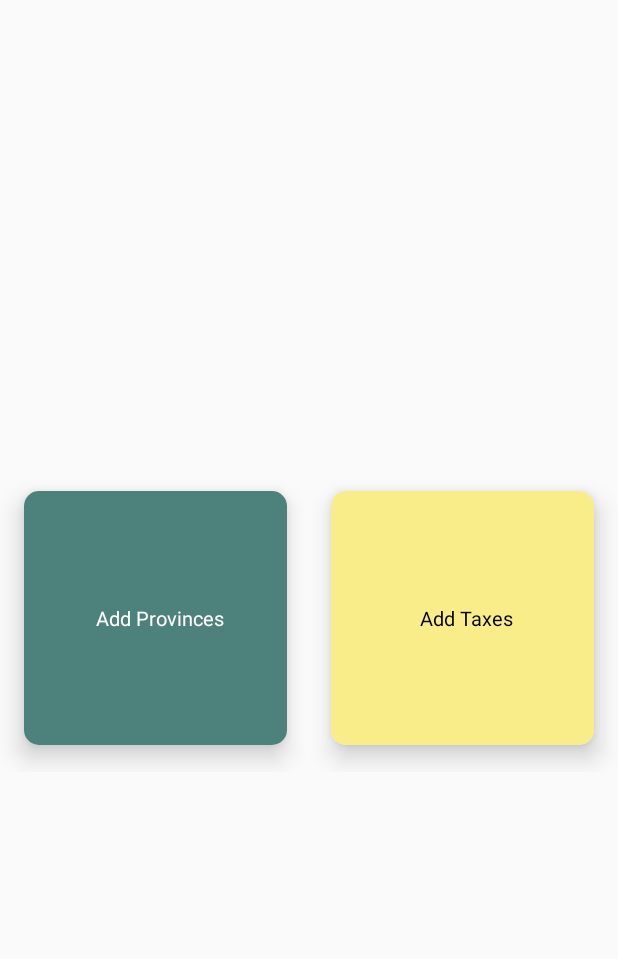
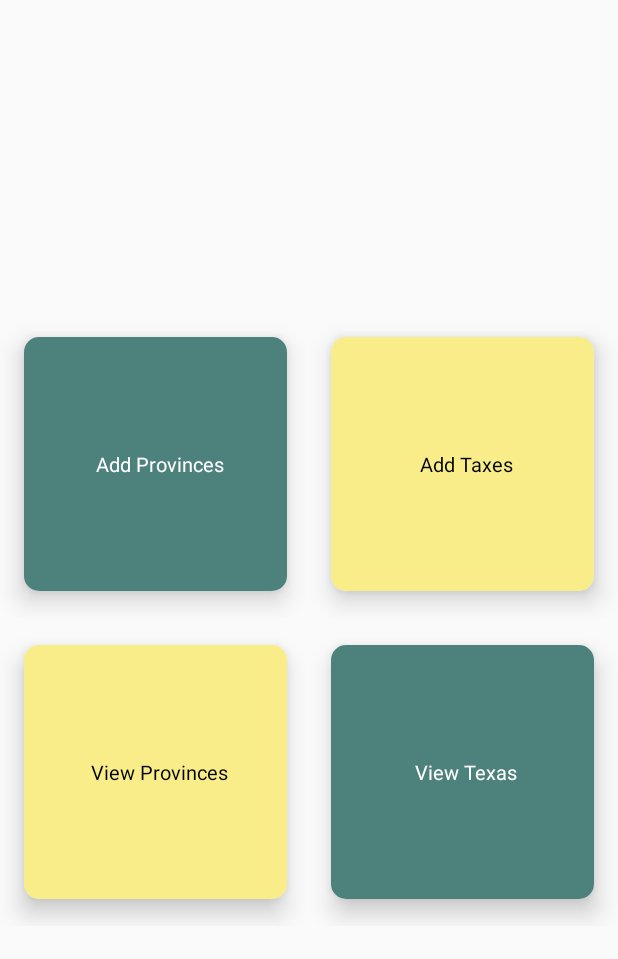
Before and after one commit to RathanSreeramoju/Pay-Tracker, an Android app: the layout activity_admin_dashboard.xml on its own in the app's theme, with its tools: preview values and no code run, on a phone screen of 412 x 824 dp. Shown: the top 959 px of the screen. Run offline under Robolectric (Android 15) with nearby library versions, the phone set to English and light mode, and no system bars.

Commit message:
AdminDashBoardLayoutadded

```diff
--- a/app/src/main/res/layout/activity_admin_dashboard.xml
+++ b/app/src/main/res/layout/activity_admin_dashboard.xml
@@ -81,4 +81,77 @@
     </LinearLayout>
 
 
+    <LinearLayout
+        android:layout_width="match_parent"
+        android:layout_height="wrap_content"
+        android:orientation="horizontal">
+
+        <androidx.cardview.widget.CardView
+            xmlns:android="http://schemas.android.com/apk/res/android"
+            xmlns:card_view="http://schemas.android.com/apk/res-auto"
+            android:layout_width="wrap_content"
+            android:layout_height="wrap_content"
+            android:layout_weight="1"
+            android:id="@+id/cd_view_provinces"
+            android:layout_gravity="center"
+            app:cardBackgroundColor="#F8ED88"
+            android:layout_marginLeft="@dimen/_2sdp"
+            android:layout_marginRight="@dimen/_2sdp"
+            card_view:cardCornerRadius="@dimen/_10sdp"
+            card_view:cardElevation="@dimen/_10sdp"
+            card_view:cardUseCompatPadding="true">
+
+            <LinearLayout
+                android:background="#F8ED88"
+                android:layout_width="wrap_content"
+                android:layout_height="wrap_content"
+                android:orientation="vertical">
+
+                <TextView
+                    android:text="View Provinces"
+                    android:textSize="@dimen/_13sdp"
+                    android:paddingRight="@dimen/_15sdp"
+                    android:gravity="center"
+                    android:textColor="#000000"
+                    android:layout_width="@dimen/_150sdp"
+                    android:layout_height="@dimen/_130sdp"
+                    android:layout_centerHorizontal="true" />
+
+
+            </LinearLayout>
+
+        </androidx.cardview.widget.CardView>
+
+        <androidx.cardview.widget.CardView
+            xmlns:card_view="http://schemas.android.com/apk/res-auto"
+            android:layout_width="wrap_content"
+            android:layout_height="wrap_content"
+            android:layout_gravity="center"
+            android:layout_weight="1"
+            android:id="@+id/cd_view_texas"
+            app:cardBackgroundColor="#4D817C"
+            android:layout_marginRight="@dimen/_2sdp"
+            card_view:cardCornerRadius="@dimen/_10sdp"
+            card_view:cardElevation="@dimen/_10sdp"
+            card_view:cardUseCompatPadding="true">
+
+            <LinearLayout
+                android:layout_width="match_parent"
+                android:layout_height="wrap_content"
+                android:background="#4D817C"
+                android:orientation="vertical">
+
+                <TextView
+                    android:text="View Texas"
+                    android:textSize="@dimen/_13sdp"
+                    android:paddingRight="@dimen/_15sdp"
+                    android:textColor="#FFFFFF"
+                    android:gravity="center"
+                    android:layout_width="@dimen/_150sdp"
+                    android:layout_height="@dimen/_130sdp"
+                    android:layout_centerHorizontal="true" />
+
+            </LinearLayout>
+        </androidx.cardview.widget.CardView>
+    </LinearLayout>
 </LinearLayout>
```
